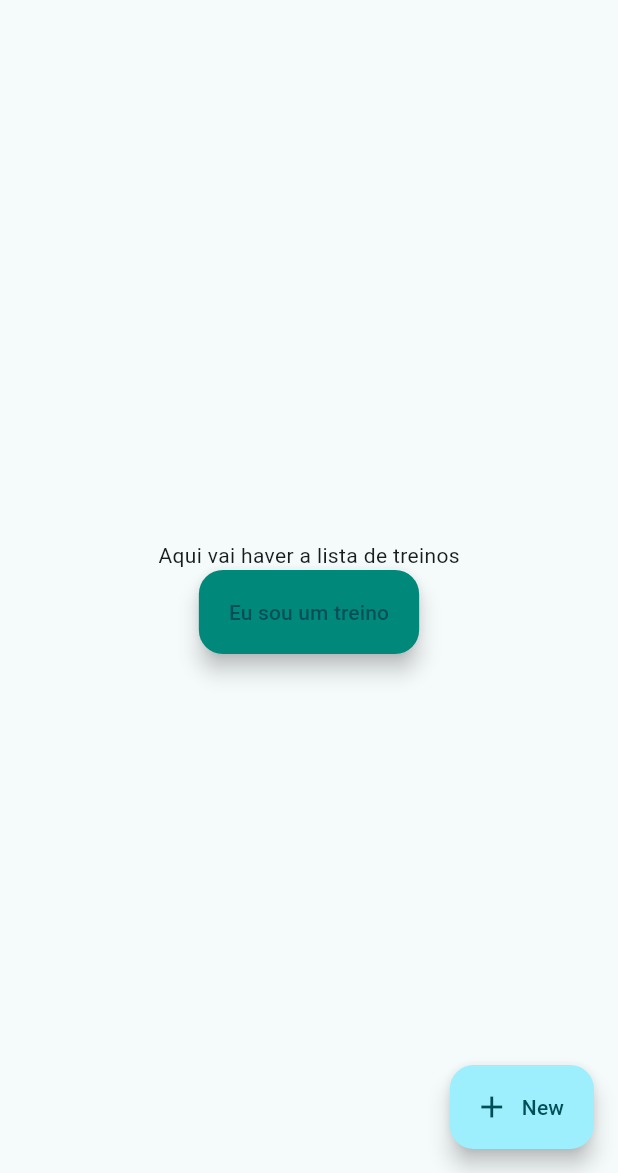
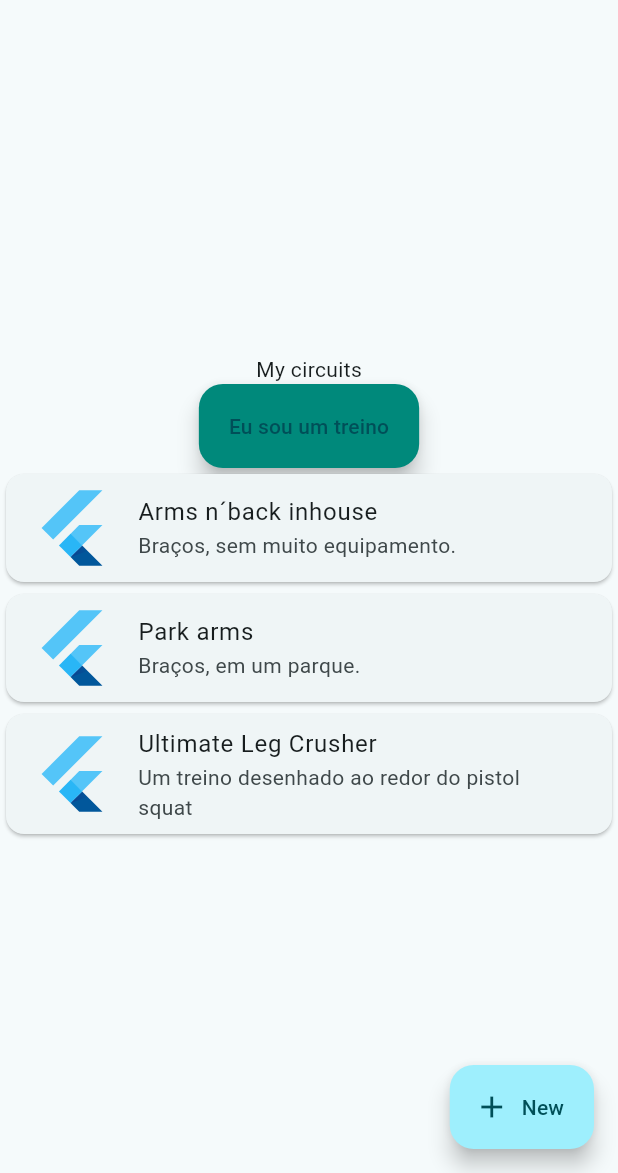
Before and after one commit to rommuloifrn/casui, a Flutter app: the screen it shows after launch, on a phone screen of 412 x 824 dp, the part 63-1236 px from its top. Run offline on Flutter 3.47's test engine with Material 3 defaults, Android fonts, the phone set to English and light mode, and no system bars.

Commit message:
wip: add workout to list

```diff
--- a/src/lib/main.dart
+++ b/src/lib/main.dart
@@ -45,6 +45,8 @@ class HomePageWidget extends StatefulWidget {
 class _HomeState extends State<HomePageWidget> {
   int _counter = 0;
 
+  final CircuitList _circuitList = CircuitList();
+
   void _incrementCounter() {
     setState(() {
       // This call to setState tells the Flutter framework that something has
@@ -79,32 +81,34 @@ class _HomeState extends State<HomePageWidget> {
           // horizontal).
           mainAxisAlignment: MainAxisAlignment.center,
           children: <Widget>[
-            // const Text(
-            //   'You have pushed the button this many times:',
-            // ),
-            // Text(
-            //   '$_counter',
-            //   style: Theme.of(context).textTheme.headlineMedium,
-            // ),
-            const Text('Aqui vai haver a lista de treinos'),
+            const Text('My circuits'),
             WorkoutElement(),
+            _circuitList
           ],
         ),
       ),
       floatingActionButton: FloatingActionButton.extended(
         onPressed: ()=>{
-                Navigator.push(
-                  context,
-                  MaterialPageRoute(builder: (context)=> const AddWorkout()
-                  )
-                )
-              },
+          _navigateAndDisplayForm(context)
+        },
         tooltip: 'Increment',
         label: const Text('New'),
         icon: const Icon(Icons.add),
       ), // This trailing comma makes auto-formatting nicer for build methods.
     );
   }
+}
+
+Future<void> _navigateAndDisplayForm(BuildContext context) async {
+  final ximps = await Navigator.push(
+      context,
+      MaterialPageRoute(builder: (context)=> const AddWorkout()
+    )
+  );
+
+  if (!context.mounted) return;
+
+
 }
 
 class WorkoutElement extends StatelessWidget {
@@ -119,7 +123,7 @@ class WorkoutElement extends StatelessWidget {
   }
 }
 
-Widget contactWidget(Workout workout) {
+Widget WorkoutWidget(Workout workout) {
     return Card(
       child: ListTile(
         leading: const FlutterLogo(size: 56.0),
@@ -128,3 +132,36 @@ Widget contactWidget(Workout workout) {
       )
     );
   }
+
+class CircuitList extends StatefulWidget {
+
+  CircuitList();
+
+  @override
+  _CircuitListState createState() => _CircuitListState();
+
+}
+
+class _CircuitListState extends State<CircuitList> {
+  List<Workout> list = [
+    Workout('Arms n´back inhouse', DateTime(2004), 'Braços, sem muito equipamento.', 3),
+    Workout('Park arms', DateTime(2004), 'Braços, em um parque.', 3),
+    Workout('Ultimate Leg Crusher', DateTime(2004), 'Um treino desenhado ao redor do pistol squat', 3)
+  ];
+
+  void pushWorkout(Workout workout) {
+    list.add(workout);
+  }
+
+  @override
+  Widget build(BuildContext context) {
+    List<Widget> workouts = [];
+    for (final w in list) {
+      workouts.add(WorkoutWidget(w));
+    }
+
+    return Column(
+      children: workouts,
+    );
+  }
+}
```
Also changed, not shown: src/lib/add_workout.dart (+25 -6 lines).
